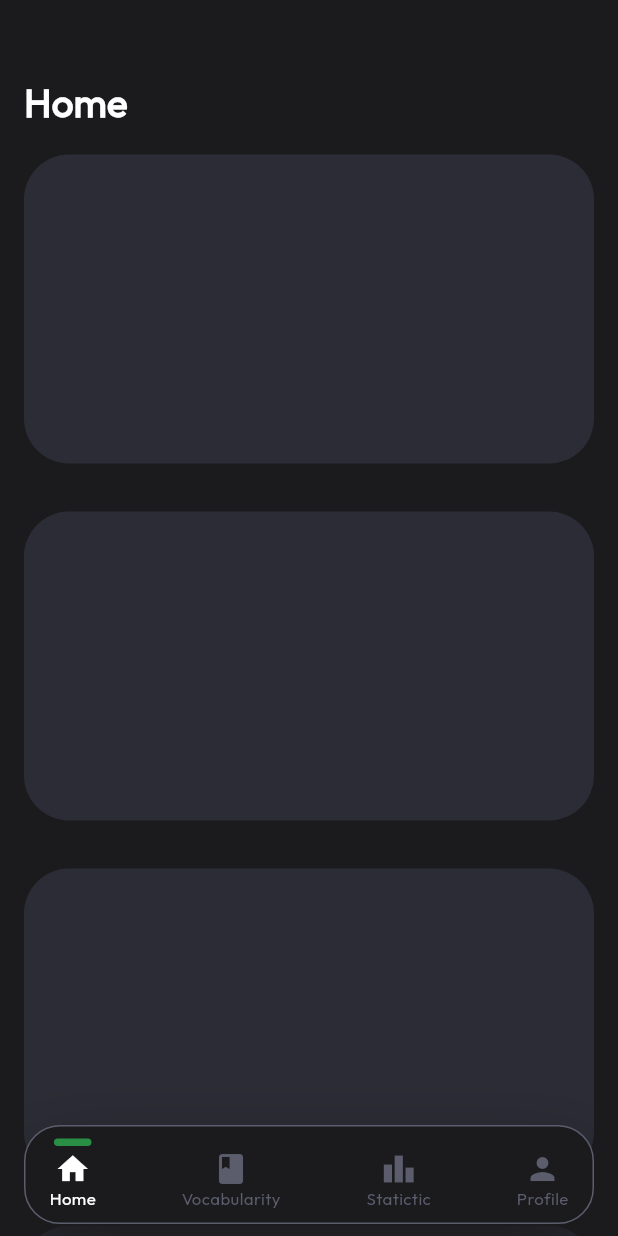
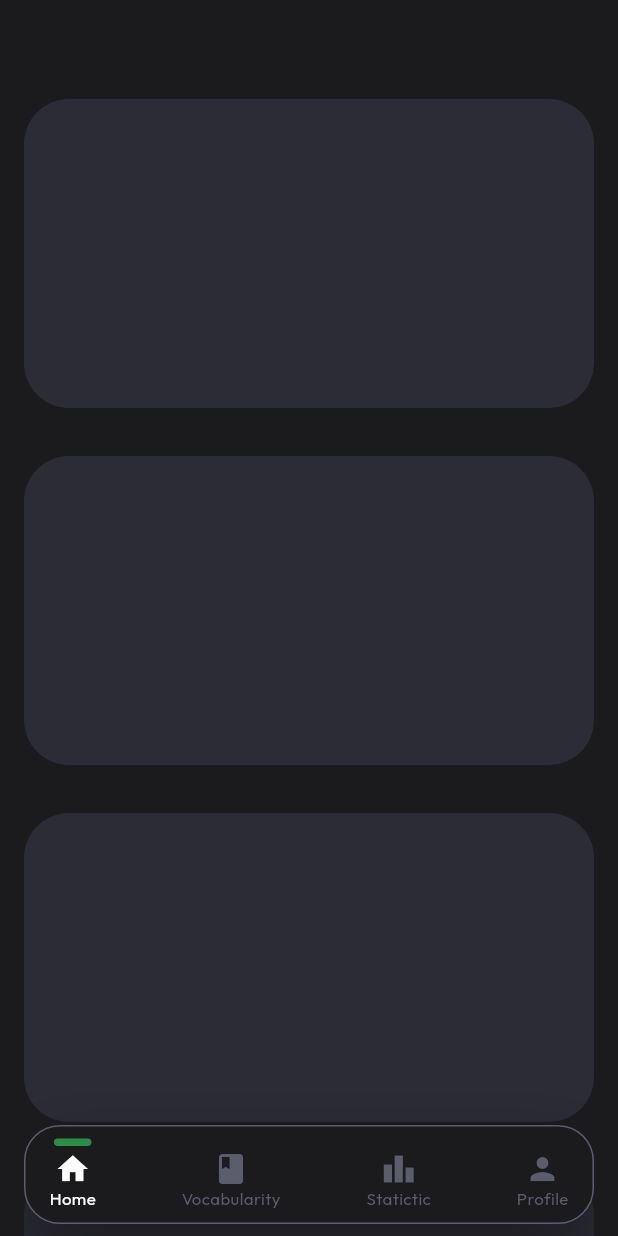
Before and after one commit to ericFlutterast/simply_english, a Flutter app: the screen it shows after launch, on a phone screen of 412 x 824 dp. Run offline on Flutter 3.47's test engine with Material 3 defaults, Android fonts, the phone set to English and light mode, and no system bars; our stand-ins replace go_router.

```diff
--- a/lib/src/moduls/main/presentor/screens/main_screen.dart
+++ b/lib/src/moduls/main/presentor/screens/main_screen.dart
@@ -1,5 +1,5 @@
 import 'dart:ui';
-
+import 'package:flutter/cupertino.dart';
 import 'package:flutter/material.dart';
 import 'package:simply_english/src/config/app_theme/app_theme_provider.dart';
 
@@ -15,19 +15,50 @@ class _MainScreenState extends State<MainScreen> {
   Widget build(BuildContext context) {
     final appTheme = context.theme;
 
+    // return CupertinoPageScaffold(
+    //   backgroundColor: appTheme.appColors.grayscale.g0,
+    //   child: NestedScrollView(
+    //     headerSliverBuilder: (context, innerBoxIsScrolled) {
+    //       return [
+    //         CupertinoSliverNavigationBar(
+    //           backgroundColor: appTheme.appColors.grayscale.g0.withOpacity(0.4),
+    //           border: null,
+    //           largeTitle: Text(
+    //             'Home',
+    //             style: appTheme.appTextStyle.display1,
+    //           ),
+    //           //brightness: Brightness.dark,
+    //         ),
+    //       ];
+    //     },
+    //     body: SingleChildScrollView(
+    //       child: Column(
+    //         children: [
+    //           ...List.generate(
+    //             5,
+    //             (index) {
+    //               return Container(
+    //                 height: MediaQuery.of(context).size.height / 4,
+    //                 margin: const EdgeInsets.all(16),
+    //                 decoration: BoxDecoration(
+    //                   color: appTheme.appColors.grayscale.g4,
+    //                   borderRadius: BorderRadius.circular(30),
+    //                 ),
+    //               );
+    //             },
+    //           ),
+    //         ],
+    //       ),
+    //     ),
+    //   ),
+    // );
+
     return Scaffold(
       backgroundColor: appTheme.appColors.grayscale.g0,
       extendBodyBehindAppBar: true,
       appBar: const CustomAppBar(),
       body: ListView(
         children: [
-          Padding(
-            padding: const EdgeInsets.symmetric(horizontal: 16),
-            child: Text(
-              'Home',
-              style: appTheme.appTextStyle.display2.copyWith(fontWeight: FontWeight.w700),
-            ),
-          ),
           ...List.generate(
             5,
             (index) {
@@ -114,12 +145,10 @@ class _CustomAppBarState extends State<CustomAppBar> {
         Padding(
           padding: const EdgeInsets.only(bottom: 10),
           child: _scrolledUnder
-              ? Text(
-                  'Home',
+              ? Text('Home',
                   style: context.theme.appTextStyle.display1.copyWith(
                     fontWeight: FontWeight.w800,
-                  ),
-                )
+                  ))
               : null,
         ),
       ],
```
